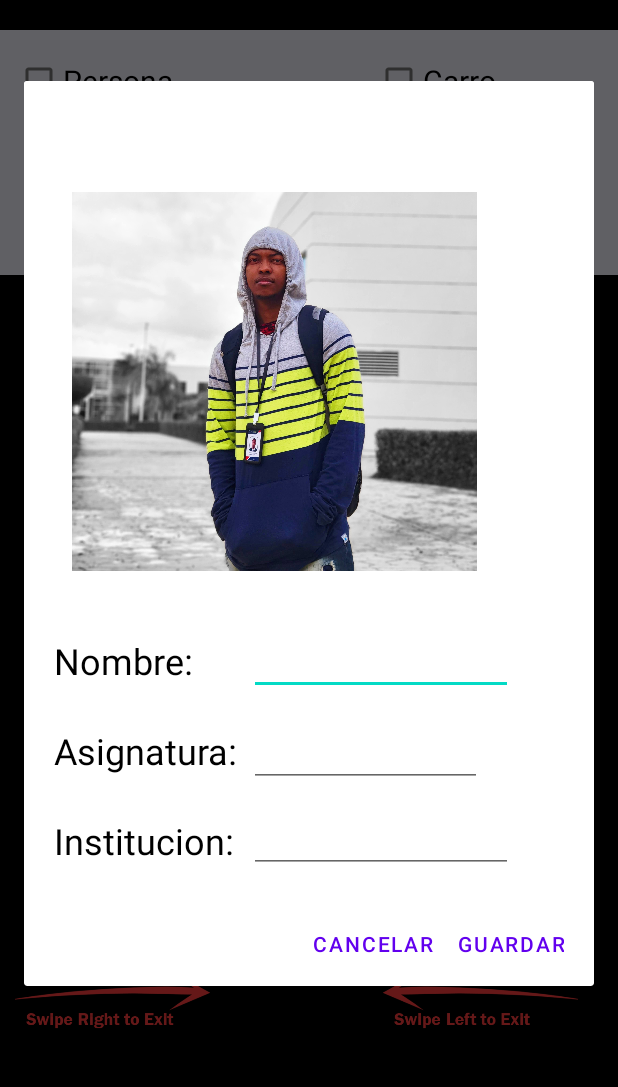
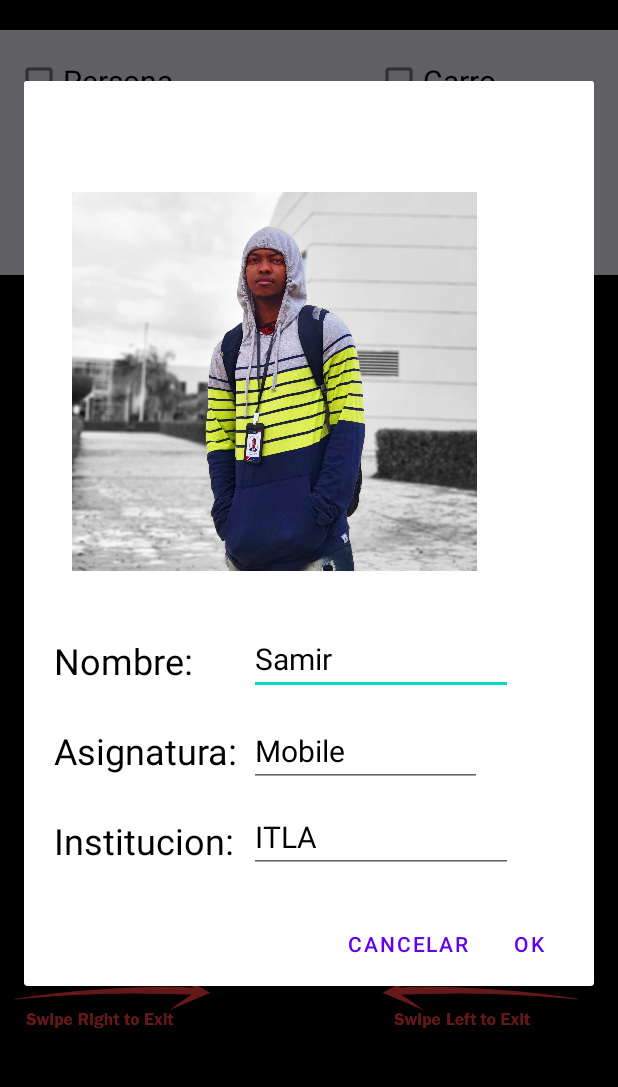
Before and after one commit to samilr/SelectorCategoriasAndroid, an Android app: the screen it shows after launch (MainActivity), after a tap on "EDITAR", on a phone screen of 412 x 824 dp, the part 84-1171 px from its top. Run offline under Robolectric (Android 15) with nearby library versions, the phone set to English and light mode, and no system bars; 1 other tap on this screen came first.

Commit message:
-Editor de alerta finalizado

```diff
--- a/app/src/main/java/com/example/tarea4/Alert.java
+++ b/app/src/main/java/com/example/tarea4/Alert.java
@@ -3,20 +3,20 @@ package com.example.tarea4;
 import android.app.AlertDialog;
 import android.app.Dialog;
 import android.content.DialogInterface;
+import android.content.Intent;
 import android.os.Bundle;
 import android.view.LayoutInflater;
 import android.view.View;
+import android.widget.Button;
 import android.widget.EditText;
 import android.widget.TextView;
+
 
 import androidx.annotation.NonNull;
 import androidx.annotation.Nullable;
 import androidx.fragment.app.DialogFragment;
 
 public class Alert extends DialogFragment {
-    TextView txtNombre;
-    EditText txbNombre;
-
     @NonNull
     @Override
     public Dialog onCreateDialog(@Nullable Bundle savedInstanceState) {
@@ -25,12 +25,14 @@ public class Alert extends DialogFragment {
         View view = inflater.inflate(R.layout.activity_alert, null);
 
         builder.setView(view)
-                .setPositiveButton("Aceptar", new DialogInterface.OnClickListener() {
+                .setPositiveButton("Guardar", new DialogInterface.OnClickListener() {
                     @Override
                     public void onClick(DialogInterface dialog, int id) {
                         dialog.cancel();
                     }
                 });
+
+
         return builder.create();
     }
 }
--- a/app/src/main/java/com/example/tarea4/AlertEdit.java
+++ /dev/null
@@ -1,42 +0,0 @@
-package com.example.tarea4;
-
-import android.app.AlertDialog;
-import android.app.Dialog;
-import android.content.DialogInterface;
-import android.os.Bundle;
-import android.view.LayoutInflater;
-import android.view.View;
-import android.widget.Button;
-import android.widget.EditText;
-import android.widget.TextView;
-
-
-import androidx.annotation.NonNull;
-import androidx.annotation.Nullable;
-import androidx.fragment.app.DialogFragment;
-
-public class AlertEdit extends DialogFragment {
-
-    @NonNull
-    @Override
-    public Dialog onCreateDialog(@Nullable Bundle savedInstanceState) {
-        AlertDialog.Builder builder = new AlertDialog.Builder(getActivity());
-        LayoutInflater inflater = getActivity().getLayoutInflater();
-        View view = inflater.inflate(R.layout.activity_alert_edit, null);
-
-        builder.setView(view)
-                .setPositiveButton("Guardar", new DialogInterface.OnClickListener() {
-                    @Override
-                    public void onClick(DialogInterface dialog, int id) {
-                    }
-                })
-                .setNegativeButton("Cancelar", new DialogInterface.OnClickListener() {
-                    @Override
-                    public void onClick(DialogInterface dialog, int which) {
-                        dialog.cancel();
-                    }
-                });
-
-        return builder.create();
-    }
-}
--- a/app/src/main/java/com/example/tarea4/MainActivity.java
+++ b/app/src/main/java/com/example/tarea4/MainActivity.java
@@ -4,7 +4,10 @@ import androidx.annotation.NonNull;
 import androidx.annotation.Nullable;
 import androidx.appcompat.app.AppCompatActivity;
 import androidx.fragment.app.DialogFragment;
+
+import android.annotation.SuppressLint;
 import android.app.Dialog;
+import android.content.Intent;
 import android.os.Bundle;
 import android.view.LayoutInflater;
 import android.view.View;
@@ -15,23 +18,23 @@ import android.widget.ImageView;
 import android.content.Context;
 import android.app.AlertDialog;
 import android.content.DialogInterface;
-import android.util.Log;
 import android.widget.TextView;
 import android.view.GestureDetector;
 import android.view.MotionEvent;
 
+public class MainActivity extends AppCompatActivity implements GestureDetector.OnGestureListener{
 
-public class MainActivity extends AppCompatActivity implements GestureDetector.OnGestureListener{
     CheckBox persona, carro, musica, calle;
     Button btnMostrarImg, btnEditar, btnVerInfo;
     ImageView imagenMostrar;
-    Alert AlertaBuilder = new Alert();
-    AlertEdit AlertaBuilderEdit = new AlertEdit();
+    EditText txbNombre, txbAsignatura, txbInstituto, txb;
+    TextView txtNombre, txtAsignatura, txtInstituto, txt;
+
     private static final String TAG = "Swipe Position";
     private float x1, x2, y1, y2;
     private static int MIN_DISTANCE = 150;
     private GestureDetector gestureDetector;
-
+    String nombre = "Samir", asignatura = "Mobile", instituto = "ITLA";
 
     @Override
     protected void onCreate(Bundle savedInstanceState) {
@@ -88,17 +91,57 @@ public class MainActivity extends AppCompatActivity implements GestureDetector.O
         }
     }
 
-    public void alertDialog(View view){
-        AlertaBuilder.show(getSupportFragmentManager(), "Ejemplo");
+    public void alertEdit(View view){
+        LayoutInflater inflater = LayoutInflater.from(MainActivity.this);
+        final  AlertDialog.Builder builder = new AlertDialog.Builder(MainActivity.this);
+        final View vistaAlertEdit = inflater.inflate(R.layout.activity_alert_edit, null);
+
+        txbNombre = vistaAlertEdit.findViewById(R.id.txbNombre);
+        txbAsignatura = vistaAlertEdit.findViewById(R.id.txbAsignatura);
+        txbInstituto = vistaAlertEdit.findViewById(R.id.txbInstituto);
+
+        txbNombre.setText(nombre);
+        txbAsignatura.setText(asignatura);
+        txbInstituto.setText(instituto);
+
+        builder.setView(vistaAlertEdit)
+                    .setPositiveButton("ok", new DialogInterface.OnClickListener() {
+                        public void onClick(DialogInterface dialog, int id) {
+                            nombre = txbNombre.getText().toString();
+                            asignatura = txbAsignatura.getText().toString();
+                            instituto = txbInstituto.getText().toString();
+                        }
+                    }).setNegativeButton("Cancelar", new DialogInterface.OnClickListener() {
+                    @Override
+                    public void onClick(DialogInterface dialog, int which) {
+                        dialog.cancel();
+                    }
+                });
+            builder.create();
+            builder.show();
     }
 
-    public void alertDialogEdit(View view){
-        AlertaBuilderEdit.show(getSupportFragmentManager(), "Ejemplo");
+    public void alertInfo(View view){
+        LayoutInflater inflater = LayoutInflater.from(MainActivity.this);
+        final  AlertDialog.Builder builder = new AlertDialog.Builder(MainActivity.this);
+        final View vistaAlertEdit = inflater.inflate(R.layout.activity_alert, null);
+
+        txtNombre = vistaAlertEdit.findViewById(R.id.txtNombre);
+        txtAsignatura = vistaAlertEdit.findViewById(R.id.txtAsignatura);
+        txtInstituto = vistaAlertEdit.findViewById(R.id.txtInstituto);
+
+        builder.setView(vistaAlertEdit)
+                .setPositiveButton("ok", new DialogInterface.OnClickListener() {
+                    public void onClick(DialogInterface dialog, int id) {
+                        dialog.cancel();
+                    }
+                });
+        txtNombre.setText(nombre);
+        txtAsignatura.setText(asignatura);
+        txtInstituto.setText(instituto);
+        builder.create();
+        builder.show();
     }
-
-
-
-
 
     @Override
     public boolean onTouchEvent(MotionEvent event) {
--- a/app/src/main/res/layout/activity_alert.xml
+++ b/app/src/main/res/layout/activity_alert.xml
@@ -33,7 +33,6 @@
             android:layout_height="wrap_content"
             android:layout_marginLeft="185dp"
             android:layout_marginTop="370dp"
-            android:text="Samir"
             android:textColor="#000000"
             android:textSize="24sp"
             android:textStyle="italic" />
@@ -54,7 +53,6 @@
             android:layout_height="wrap_content"
             android:layout_marginLeft="185dp"
             android:layout_marginTop="430dp"
-            android:text="Mobile"
             android:textColor="#000000"
             android:textSize="24sp"
             android:textStyle="italic" />
@@ -75,7 +73,6 @@
             android:layout_height="wrap_content"
             android:layout_marginLeft="185dp"
             android:layout_marginTop="490dp"
-            android:text="ITLA"
             android:textColor="#000000"
             android:textSize="24sp"
             android:textStyle="italic" />
--- a/app/src/main/res/layout/activity_main.xml
+++ b/app/src/main/res/layout/activity_main.xml
@@ -52,6 +52,7 @@
             android:textSize="20dp" />
     </FrameLayout>
 
+
     <Button
         android:id="@+id/btnMostrarImg"
         android:layout_width="200dp"
@@ -77,7 +78,7 @@
         android:layout_height="wrap_content"
         android:layout_marginLeft="65dp"
         android:layout_marginTop="550dp"
-        android:onClick="alertDialogEdit"
+        android:onClick="alertEdit"
         android:text="Editar" />
 
     <Button
@@ -86,7 +87,7 @@
         android:layout_height="wrap_content"
         android:layout_marginLeft="215dp"
         android:layout_marginTop="550dp"
-        android:onClick="alertDialog"
+        android:onClick="alertInfo"
         android:text="Ver Info" />
 
     <ImageView
@@ -105,4 +106,5 @@
         android:layout_marginTop="600dp"
         app:srcCompat="@drawable/right" />
 
+
 </FrameLayout>
```
